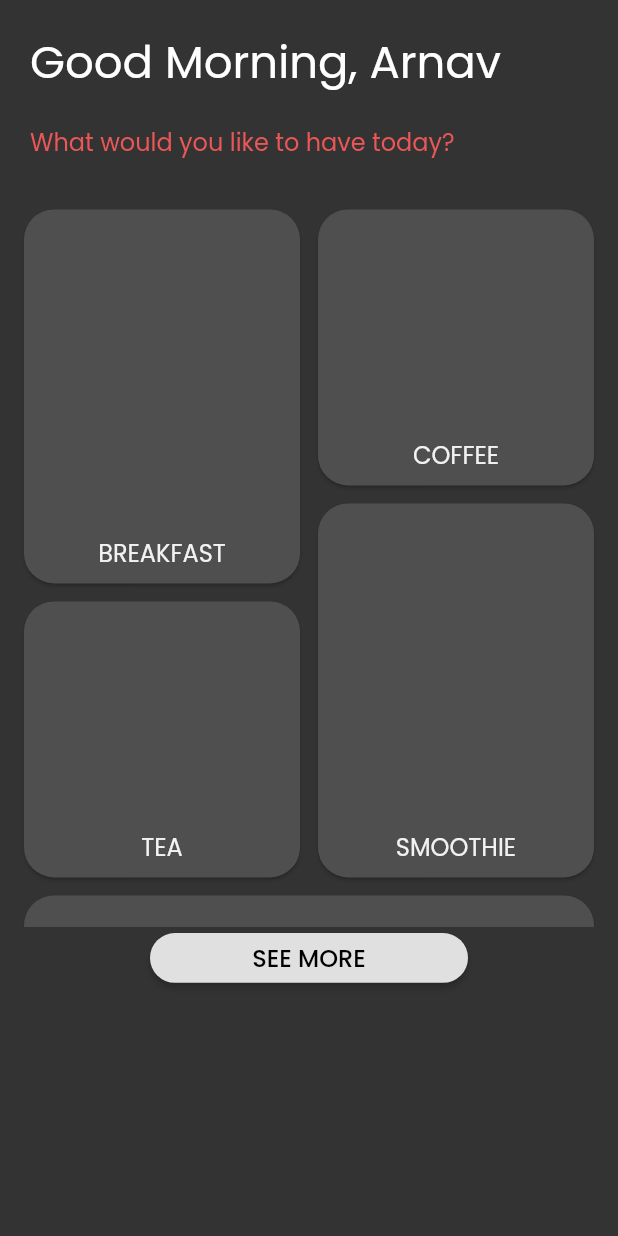
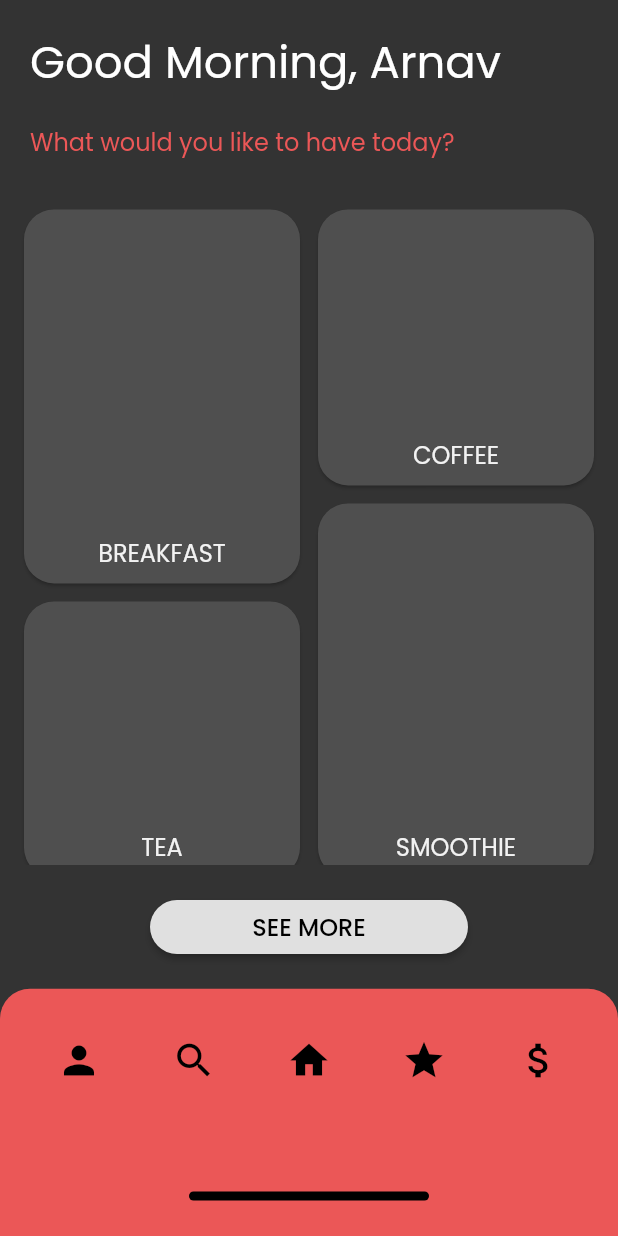
Before and after one commit to codenameakshay/cofista-ui, a Flutter app: the HomeScreen screen opened directly, on a phone screen of 412 x 824 dp. Run offline on Flutter 3.47's test engine with Material 2 defaults, Android fonts, the phone set to English and light mode, and no system bars; our stand-ins replace font_awesome_flutter, google_fonts.

Commit message:
homescreen done full

```diff
--- a/lib/screens/homescreen.dart
+++ b/lib/screens/homescreen.dart
@@ -1,3 +1,4 @@
+import 'package:cofista/ui/bottomnav.dart';
 import 'package:flutter/material.dart';
 import 'package:flutter/services.dart';
 import 'package:google_fonts/google_fonts.dart';
@@ -67,7 +68,7 @@ class _HomeScreenState extends State<HomeScreen> {
               ),
             ),
             Expanded(
-                flex: 12,
+                flex: 11,
                 child: Container(
                   child: StaggeredGridView.count(
                     crossAxisCount: 6,
@@ -79,7 +80,7 @@ class _HomeScreenState extends State<HomeScreen> {
                   ),
                 )),
             Expanded(
-                flex: 1,
+                flex: 2,
                 child: Row(
                   children: [
                     Expanded(
@@ -97,7 +98,11 @@ class _HomeScreenState extends State<HomeScreen> {
                     )
                   ],
                 )),
-            Expanded(flex: 4, child: Container()),
+            Expanded(
+                flex: 4,
+                child: Container(
+                  child: NavBar(),
+                )),
           ]),
         ));
   }
```
